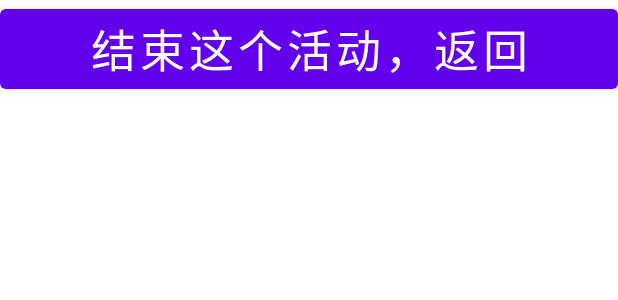
After one commit to laihuiming/MyApp, an Android app: the layout activity_first.xml on its own in the app's theme, with its tools: preview values and no code run, on a phone screen of 412 x 824 dp. The commit adds this screen. Shown: the top 300 px of the screen. Run offline under Robolectric (Android 15) with nearby library versions, the phone set to English and light mode, and no system bars.

Commit message:
ActivityResultTest

```diff
--- /dev/null
+++ b/app/src/main/res/layout/activity_first.xml
@@ -0,0 +1,13 @@
+<?xml version="1.0" encoding="utf-8"?>
+<LinearLayout
+    xmlns:android="http://schemas.android.com/apk/res/android"
+    android:layout_width="match_parent"
+    android:layout_height="match_parent">
+
+    <Button
+        android:id="@+id/bt_first_activity_finish"
+        android:textSize="30sp"
+        android:text="结束这个活动，返回"
+        android:layout_width="match_parent"
+        android:layout_height="wrap_content"/>
+</LinearLayout>
```
Also changed, not shown: app/src/main/java/com/example/myapplication2/ActivityResultTest/FirstActivity.java (+18 -0 lines), app/src/main/java/com/example/myapplication2/ActivityResultTest/SecondActivity.java (added, +16 -0 lines), app/src/main/java/com/example/myapplication2/ActivityResultTest/ThirdActivity.java (added, +16 -0 lines), app/src/main/res/layout/activity_second.xml (added, +12 -0 lines), app/src/main/res/layout/activity_third.xml (added, +13 -0 lines).
